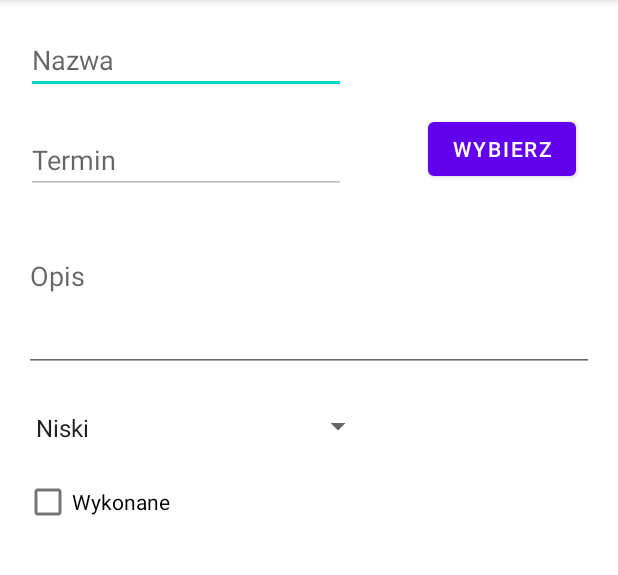
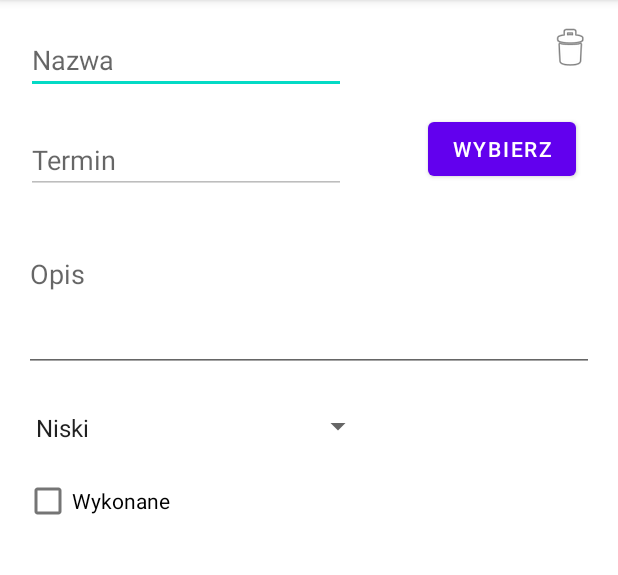
Before and after one commit to Sailor70/ToDoList, an Android app: the TaskDetailsActivity screen opened directly, with no data from a screen before it, on a phone screen of 412 x 824 dp, the part 84-659 px from its top. Run offline under Robolectric (Android 15) with nearby library versions, the phone set to English and light mode, and no system bars.

Commit message:
sort, bugs, delete in detail

```diff
--- a/app/src/main/java/com/pawelchmielarski/todolist/TaskDetailsActivity.java
+++ b/app/src/main/java/com/pawelchmielarski/todolist/TaskDetailsActivity.java
@@ -1,6 +1,7 @@
 package com.pawelchmielarski.todolist;
 
 import android.app.DatePickerDialog;
+import android.app.TaskStackBuilder;
 import android.app.TimePickerDialog;
 import android.content.Intent;
 import android.icu.util.Calendar;
@@ -13,6 +14,7 @@ import android.widget.Button;
 import android.widget.CheckBox;
 import android.widget.DatePicker;
 import android.widget.EditText;
+import android.widget.ImageView;
 import android.widget.Spinner;
 import android.widget.TextView;
 import android.widget.TimePicker;
@@ -37,6 +39,7 @@ public class TaskDetailsActivity extends AppCompatActivity implements View.OnCli
     CheckBox checkBoxDone;
     TextView tvCreatedAt;
     Spinner spPriority;
+    ImageView ivDelete;
 
     TaskAdapter taskAdapter;
     int pos = -1;
@@ -68,6 +71,7 @@ public class TaskDetailsActivity extends AppCompatActivity implements View.OnCli
         btnSave = (Button) findViewById(R.id.buttonSave);
         btnCancel = (Button) findViewById(R.id.buttonCancel);
         btnDeadlinePicker = (Button) findViewById(R.id.buttonDatePicker);
+        ivDelete = (ImageView) findViewById(R.id.ivDelete);
 
         ArrayAdapter<CharSequence> spinnerAdapter = ArrayAdapter.createFromResource(this,
                 R.array.priority_array, android.R.layout.simple_spinner_item);
@@ -92,6 +96,7 @@ public class TaskDetailsActivity extends AppCompatActivity implements View.OnCli
         btnDeadlinePicker.setOnClickListener(this);
         etTaskDeadline.setEnabled(false); // wybór daty tylko z pickera
         spPriority.setOnItemSelectedListener(this);
+        ivDelete.setOnClickListener(this);
 
     }
 
@@ -134,6 +139,9 @@ public class TaskDetailsActivity extends AppCompatActivity implements View.OnCli
             Toast.makeText(this, "task saved " + task.getName(), Toast.LENGTH_LONG).show();
             finish();
         } else if (view.getId() == btnCancel.getId()) {
+            finish();
+        } else if(view.getId() == ivDelete.getId()) {
+            TasksService.getInstance().deleteTask(task);
             finish();
         }
     }
--- a/app/src/main/res/layout/activity_task_details.xml
+++ b/app/src/main/res/layout/activity_task_details.xml
@@ -34,29 +34,29 @@
     <EditText
         android:id="@+id/editTextMultiLineDescription"
         android:layout_width="0dp"
-        android:layout_height="0dp"
+        android:layout_height="88dp"
         android:layout_marginStart="16dp"
-        android:layout_marginTop="32dp"
+        android:layout_marginTop="112dp"
         android:layout_marginEnd="16dp"
-        android:layout_marginBottom="26dp"
+        android:layout_marginBottom="110dp"
         android:ems="10"
         android:gravity="start|top"
         android:hint="Opis"
         android:inputType="textMultiLine"
-        app:layout_constraintBottom_toTopOf="@+id/spinnerPriority"
+        app:layout_constraintBottom_toBottomOf="@+id/checkBoxDetailsDone"
         app:layout_constraintEnd_toEndOf="parent"
         app:layout_constraintStart_toStartOf="parent"
-        app:layout_constraintTop_toBottomOf="@+id/editTextDate" />
+        app:layout_constraintTop_toBottomOf="@+id/ivDelete" />
 
     <CheckBox
         android:id="@+id/checkBoxDetailsDone"
         android:layout_width="wrap_content"
         android:layout_height="wrap_content"
         android:layout_marginStart="16dp"
-        android:layout_marginTop="17dp"
+        android:layout_marginTop="310dp"
         android:text="Wykonane"
         app:layout_constraintStart_toStartOf="parent"
-        app:layout_constraintTop_toBottomOf="@+id/spinnerPriority" />
+        app:layout_constraintTop_toTopOf="parent" />
 
     <Button
         android:id="@+id/buttonSave"
@@ -82,11 +82,13 @@
         android:id="@+id/buttonDatePicker"
         android:layout_width="wrap_content"
         android:layout_height="wrap_content"
-        android:layout_marginTop="75dp"
+        android:layout_marginTop="27dp"
         android:layout_marginEnd="28dp"
+        android:layout_marginBottom="37dp"
         android:text="Wybierz"
+        app:layout_constraintBottom_toTopOf="@+id/editTextMultiLineDescription"
         app:layout_constraintEnd_toEndOf="parent"
-        app:layout_constraintTop_toTopOf="parent" />
+        app:layout_constraintTop_toBottomOf="@+id/ivDelete" />
 
     <TextView
         android:id="@+id/textViewCreatedAt"
@@ -103,8 +105,21 @@
         android:layout_width="233dp"
         android:layout_height="19dp"
         android:layout_marginStart="16dp"
-        android:layout_marginTop="274dp"
+        android:layout_marginTop="26dp"
+        android:layout_marginBottom="17dp"
+        app:layout_constraintBottom_toTopOf="@+id/checkBoxDetailsDone"
         app:layout_constraintStart_toStartOf="parent"
-        app:layout_constraintTop_toTopOf="parent" />
+        app:layout_constraintTop_toBottomOf="@+id/editTextMultiLineDescription" />
+
+    <ImageView
+        android:id="@+id/ivDelete"
+        android:layout_width="wrap_content"
+        android:layout_height="wrap_content"
+        android:layout_marginTop="16dp"
+        android:layout_marginEnd="16dp"
+        android:layout_weight="1"
+        app:layout_constraintEnd_toEndOf="parent"
+        app:layout_constraintTop_toTopOf="parent"
+        app:srcCompat="@android:drawable/ic_menu_delete" />
 
 </androidx.constraintlayout.widget.ConstraintLayout>
```
Also changed, not shown: app/src/main/java/com/pawelchmielarski/todolist/TaskAdapter.java (+5 -2 lines), app/src/main/java/com/pawelchmielarski/todolist/TasksService.java (+13 -10 lines).
